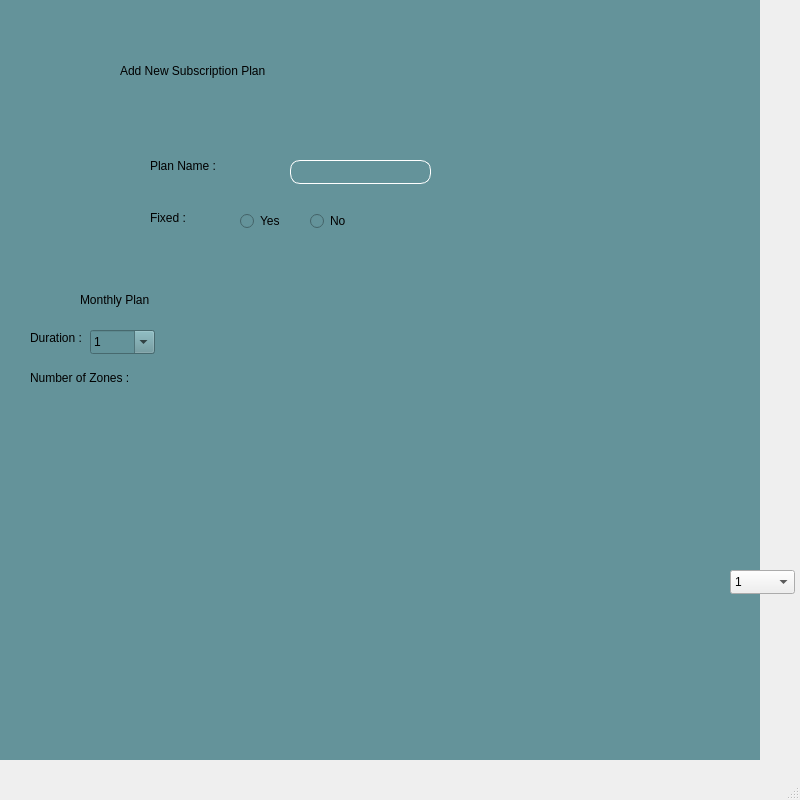
Before: the Qt Designer form omar qt/QtWidgetsApplication3.ui in MohammedNaser28/SP_metro_system, drawn with Qt 5.
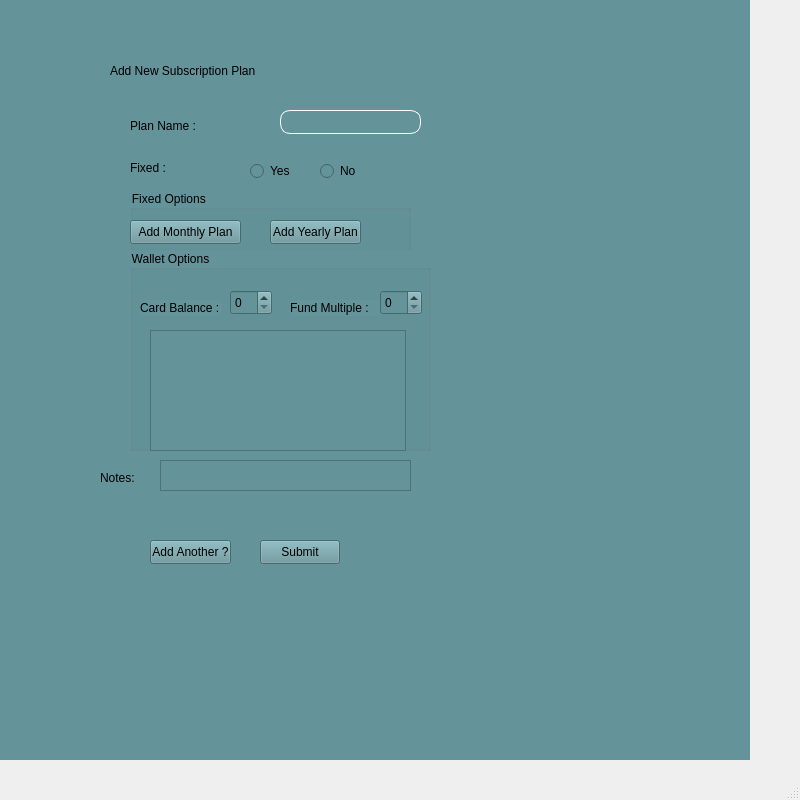
After: the same form once the commit is applied. The open tabs and pages were chosen to show the change. Icons and pictures are not drawn.

Commit message: add subscription function

What changed in the file:
```diff
--- a/omar qt/QtWidgetsApplication3.ui
+++ b/omar qt/QtWidgetsApplication3.ui
@@ -23,7 +23,7 @@
    <widget class="QStackedWidget" name="stackedWidget">
     <property name="geometry">
      <rect>
-      <x>-40</x>
+      <x>-50</x>
       <y>-40</y>
       <width>800</width>
       <height>800</height>
@@ -1284,8 +1284,8 @@
      <widget class="QLabel" name="label_19">
       <property name="geometry">
        <rect>
-        <x>190</x>
-        <y>190</y>
+        <x>180</x>
+        <y>150</y>
         <width>141</width>
         <height>31</height>
        </rect>
@@ -1300,8 +1300,8 @@
      <widget class="QLabel" name="label_20">
       <property name="geometry">
        <rect>
-        <x>190</x>
-        <y>250</y>
+        <x>180</x>
+        <y>200</y>
         <width>101</width>
         <height>16</height>
        </rect>
@@ -1316,8 +1316,8 @@
      <widget class="QRadioButton" name="radioButton">
       <property name="geometry">
        <rect>
-        <x>280</x>
-        <y>250</y>
+        <x>300</x>
+        <y>200</y>
         <width>91</width>
         <height>22</height>
        </rect>
@@ -1329,8 +1329,8 @@
      <widget class="QRadioButton" name="radioButton_2">
       <property name="geometry">
        <rect>
-        <x>350</x>
-        <y>250</y>
+        <x>370</x>
+        <y>200</y>
         <width>91</width>
         <height>22</height>
        </rect>
@@ -1343,7 +1343,7 @@
       <property name="geometry">
        <rect>
         <x>330</x>
-        <y>200</y>
+        <y>150</y>
         <width>141</width>
         <height>24</height>
        </rect>
@@ -1354,140 +1354,6 @@
 border:1px solid white;</string>
       </property>
      </widget>
-     <widget class="QWidget" name="widget_15" native="true">
-      <property name="geometry">
-       <rect>
-        <x>50</x>
-        <y>310</y>
-        <width>231</width>
-        <height>251</height>
-       </rect>
-      </property>
-      <widget class="QLabel" name="label_21">
-       <property name="geometry">
-        <rect>
-         <x>70</x>
-         <y>20</y>
-         <width>141</width>
-         <height>20</height>
-        </rect>
-       </property>
-       <property name="text">
-        <string>Monthly Plan</string>
-       </property>
-      </widget>
-      <widget class="QLabel" name="label_22">
-       <property name="geometry">
-        <rect>
-         <x>20</x>
-         <y>60</y>
-         <width>61</width>
-         <height>16</height>
-        </rect>
-       </property>
-       <property name="text">
-        <string>Duration : </string>
-       </property>
-      </widget>
-      <widget class="QLabel" name="label_23">
-       <property name="geometry">
-        <rect>
-         <x>20</x>
-         <y>100</y>
-         <width>101</width>
-         <height>16</height>
-        </rect>
-       </property>
-       <property name="text">
-        <string>Number of Zones : </string>
-       </property>
-      </widget>
-      <widget class="QComboBox" name="comboBox">
-       <property name="enabled">
-        <bool>true</bool>
-       </property>
-       <property name="geometry">
-        <rect>
-         <x>80</x>
-         <y>60</y>
-         <width>65</width>
-         <height>24</height>
-        </rect>
-       </property>
-       <property name="editable">
-        <bool>true</bool>
-       </property>
-       <property name="currentText">
-        <string>1</string>
-       </property>
-       <property name="maxVisibleItems">
-        <number>10</number>
-       </property>
-       <property name="insertPolicy">
-        <enum>QComboBox::InsertPolicy::InsertAfterCurrent</enum>
-       </property>
-       <item>
-        <property name="text">
-         <string>1</string>
-        </property>
-       </item>
-       <item>
-        <property name="text">
-         <string>2</string>
-        </property>
-       </item>
-       <item>
-        <property name="text">
-         <string>3</string>
-        </property>
-       </item>
-       <item>
-        <property name="text">
-         <string>4</string>
-        </property>
-       </item>
-       <item>
-        <property name="text">
-         <string>5</string>
-        </property>
-       </item>
-       <item>
-        <property name="text">
-         <string>6</string>
-        </property>
-       </item>
-       <item>
-        <property name="text">
-         <string>7</string>
-        </property>
-       </item>
-       <item>
-        <property name="text">
-         <string>8</string>
-        </property>
-       </item>
-       <item>
-        <property name="text">
-         <string>9</string>
-        </property>
-       </item>
-       <item>
-        <property name="text">
-         <string>10</string>
-        </property>
-       </item>
-       <item>
-        <property name="text">
-         <string>11</string>
-        </property>
-       </item>
-       <item>
-        <property name="text">
-         <string>12</string>
-        </property>
-       </item>
-      </widget>
-     </widget>
      <widget class="QWidget" name="widget_16" native="true">
       <property name="geometry">
        <rect>
@@ -1504,6 +1370,163 @@
 </string>
       </property>
      </widget>
+     <widget class="QGroupBox" name="groupBox">
+      <property name="geometry">
+       <rect>
+        <x>180</x>
+        <y>230</y>
+        <width>281</width>
+        <height>61</height>
+       </rect>
+      </property>
+      <property name="title">
+       <string>Fixed Options </string>
+      </property>
+      <widget class="QPushButton" name="pushButton_addMonth">
+       <property name="geometry">
+        <rect>
+         <x>0</x>
+         <y>30</y>
+         <width>111</width>
+         <height>24</height>
+        </rect>
+       </property>
+       <property name="text">
+        <string>Add Monthly Plan</string>
+       </property>
+      </widget>
+      <widget class="QPushButton" name="pushButton_13">
+       <property name="geometry">
+        <rect>
+         <x>140</x>
+         <y>30</y>
+         <width>91</width>
+         <height>24</height>
+        </rect>
+       </property>
+       <property name="text">
+        <string>Add Yearly Plan</string>
+       </property>
+      </widget>
+     </widget>
+     <widget class="QGroupBox" name="groupBox_walletOptions">
+      <property name="geometry">
+       <rect>
+        <x>180</x>
+        <y>290</y>
+        <width>301</width>
+        <height>201</height>
+       </rect>
+      </property>
+      <property name="title">
+       <string>Wallet Options</string>
+      </property>
+      <widget class="QSpinBox" name="spinBox_cardBalance">
+       <property name="geometry">
+        <rect>
+         <x>100</x>
+         <y>40</y>
+         <width>42</width>
+         <height>25</height>
+        </rect>
+       </property>
+      </widget>
+      <widget class="QLabel" name="label_9">
+       <property name="geometry">
+        <rect>
+         <x>10</x>
+         <y>50</y>
+         <width>81</width>
+         <height>16</height>
+        </rect>
+       </property>
+       <property name="text">
+        <string>Card Balance :</string>
+       </property>
+      </widget>
+      <widget class="QLabel" name="label_10">
+       <property name="geometry">
+        <rect>
+         <x>160</x>
+         <y>50</y>
+         <width>91</width>
+         <height>16</height>
+        </rect>
+       </property>
+       <property name="text">
+        <string>Fund Multiple :</string>
+       </property>
+      </widget>
+      <widget class="QSpinBox" name="spinBox">
+       <property name="geometry">
+        <rect>
+         <x>250</x>
+         <y>40</y>
+         <width>42</width>
+         <height>25</height>
+        </rect>
+       </property>
+      </widget>
+      <widget class="QTableWidget" name="tableWidget_walletZones">
+       <property name="geometry">
+        <rect>
+         <x>20</x>
+         <y>80</y>
+         <width>256</width>
+         <height>121</height>
+        </rect>
+       </property>
+      </widget>
+     </widget>
+     <widget class="QLabel" name="label_11">
+      <property name="geometry">
+       <rect>
+        <x>150</x>
+        <y>510</y>
+        <width>49</width>
+        <height>16</height>
+       </rect>
+      </property>
+      <property name="text">
+       <string>Notes: </string>
+      </property>
+     </widget>
+     <widget class="QTextEdit" name="textEdit">
+      <property name="geometry">
+       <rect>
+        <x>210</x>
+        <y>500</y>
+        <width>251</width>
+        <height>31</height>
+       </rect>
+      </property>
+     </widget>
+     <widget class="QPushButton" name="pushButton_addAnother">
+      <property name="geometry">
+       <rect>
+        <x>200</x>
+        <y>580</y>
+        <width>81</width>
+        <height>24</height>
+       </rect>
+      </property>
+      <property name="text">
+       <string>Add Another ?</string>
+      </property>
+     </widget>
+     <widget class="QPushButton" name="pushButton_submit">
+      <property name="geometry">
+       <rect>
+        <x>310</x>
+        <y>580</y>
+        <width>80</width>
+        <height>24</height>
+       </rect>
+      </property>
+      <property name="text">
+       <string>Submit</string>
+      </property>
+     </widget>
     </widget>
     <widget class="QWidget" name="manage_plan">
      <widget class="QWidget" name="widget_4" native="true">
@@ -1762,76 +1785,6 @@
      </widget>
     </widget>
    </widget>
-   <widget class="QComboBox" name="comboBox_2">
-    <property name="geometry">
-     <rect>
-      <x>730</x>
-      <y>570</y>
-      <width>65</width>
-      <height>24</height>
-     </rect>
-    </property>
-    <item>
-     <property name="text">
-      <string>1</string>
-     </property>
-    </item>
-    <item>
-     <property name="text">
-      <string>2</string>
-     </property>
-    </item>
-    <item>
-     <property name="text">
-      <string>3</string>
-     </property>
-    </item>
-    <item>
-     <property name="text">
-      <string>4</string>
-     </property>
-    </item>
-    <item>
-     <property name="text">
-      <string>5</string>
-     </property>
-    </item>
-    <item>
-     <property name="text">
-      <string>6</string>
-     </property>
-    </item>
-    <item>
-     <property name="text">
-      <string>7</string>
-     </property>
-    </item>
-    <item>
-     <property name="text">
-      <string>8</string>
-     </property>
-    </item>
-    <item>
-     <property name="text">
-      <string>9</string>
-     </property>
-    </item>
-    <item>
-     <property name="text">
-      <string>10</string>
-     </property>
-    </item>
-    <item>
-     <property name="text">
-      <string>11</string>
-     </property>
-    </item>
-    <item>
-     <property name="text">
-      <string>12</string>
-     </property>
-    </item>
-   </widget>
   </widget>
   <widget class="QMenuBar" name="menubar">
    <property name="geometry">
```
Left out of the diff: 29 changed lines with no effect on the pictures. The commit also changes 2 other files.
